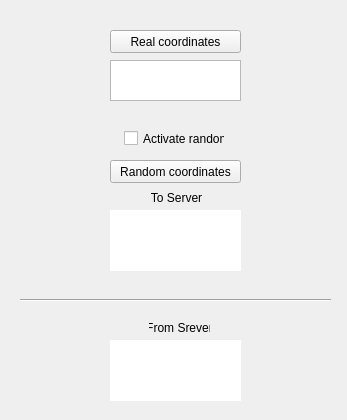
Qt form mainwindow.ui (NurbekGithub1/Testing-MLT) before a commit.
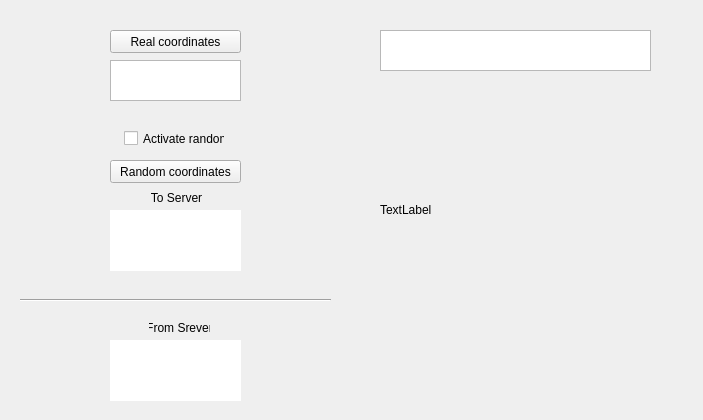
The same form after that commit.

Patch:
```diff
--- a/mainwindow.ui
+++ b/mainwindow.ui
@@ -6,7 +6,7 @@
    <rect>
     <x>0</x>
     <y>0</y>
-    <width>347</width>
+    <width>703</width>
     <height>420</height>
    </rect>
   </property>
@@ -140,6 +140,29 @@
      <string>Activate random </string>
     </property>
    </widget>
+   <widget class="QTextEdit" name="socketErrorInfo">
+    <property name="geometry">
+     <rect>
+      <x>380</x>
+      <y>30</y>
+      <width>271</width>
+      <height>41</height>
+     </rect>
+    </property>
+   </widget>
+   <widget class="QLabel" name="label">
+    <property name="geometry">
+     <rect>
+      <x>380</x>
+      <y>200</y>
+      <width>231</width>
+      <height>20</height>
+     </rect>
+    </property>
+    <property name="text">
+     <string>TextLabel</string>
+    </property>
+   </widget>
   </widget>
  </widget>
  <layoutdefault spacing="6" margin="11"/>
```
